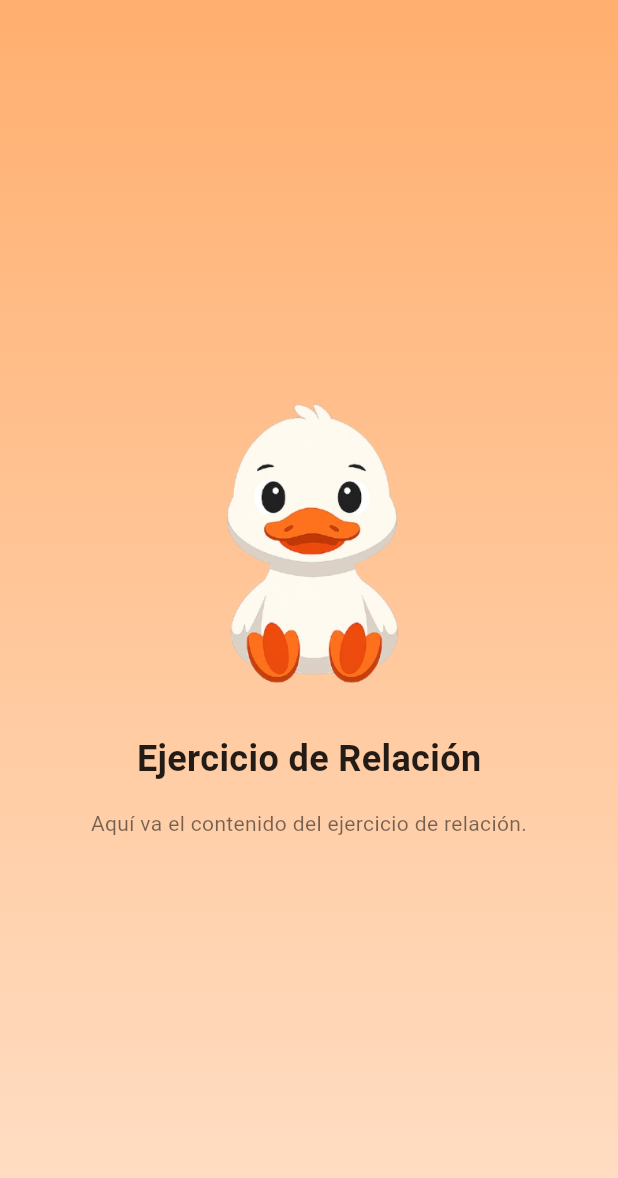
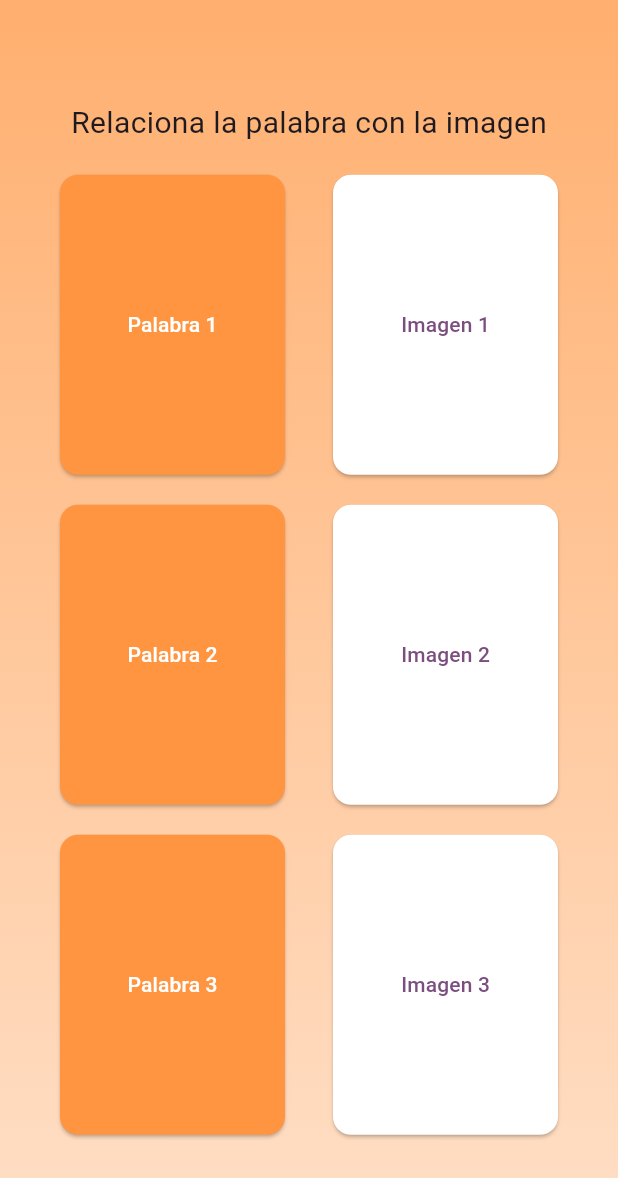
Before and after one commit to Mary291106/LexiFocus, a Flutter app: the ejerciciorelacion screen opened directly, on a phone screen of 412 x 824 dp. Shown: the top 1178 px of the screen. Run offline on Flutter 3.47's test engine with Material 3 defaults, Android fonts, the phone set to English and light mode, and no system bars; our stand-ins replace cloud_firestore, firebase_auth, firebase_core, flutter_inset_box_shadow; accounts and stored records are empty; Roboto replaces fonts that are missing (OpenDyslexic).

Commit message:
rimas y relacion interfaz

```diff
--- a/lib/Componentes/relacion.dart
+++ b/lib/Componentes/relacion.dart
@@ -1,5 +1,6 @@
 import 'package:flutter/material.dart';
 import 'package:mi_app/app_styles.dart';
+
 
 class pageRelacion extends StatelessWidget {
   const pageRelacion({super.key});
@@ -18,6 +19,7 @@ class pageRelacion extends StatelessWidget {
 }
 
 class ejerciciorelacion extends StatelessWidget {
+  //final Api api= Api();
   const ejerciciorelacion({super.key});
 
   @override
@@ -38,18 +40,104 @@ class ejerciciorelacion extends StatelessWidget {
               vertical: 16.0,
             ),
             child: Column(
-              mainAxisAlignment: MainAxisAlignment.center,
-              children: [
-                Image.asset("assets/mascotaO.png", height: 200),
-                const SizedBox(height: 24.0),
-                Text('Ejercicio de Relación', style: AppStyles.subtitulo),
-                const SizedBox(height: 16.0),
-                Text(
-                  'Aquí va el contenido del ejercicio de relación.',
-                  style: AppStyles.textoGeneral,
-                  textAlign: TextAlign.center,
+              mainAxisAlignment: MainAxisAlignment.spaceEvenly,
+              children:[
+                const Text('Relaciona la palabra con la imagen',
+                style: TextStyle(fontSize: 20),
                 ),
-              ],
+                const SizedBox(height: 20),
+                Row(
+                  mainAxisAlignment: MainAxisAlignment.spaceAround,
+                  crossAxisAlignment: CrossAxisAlignment.center,
+                  children: [
+                    ElevatedButton(
+                      onPressed: () {},
+                      style: ElevatedButton.styleFrom(
+                        backgroundColor: const Color(0xFFFF9541),
+                        foregroundColor: const Color(0xFFFFFFFF),
+                        minimumSize: const Size(150, 200),  // ancho y alto mínimo
+                        padding: const EdgeInsets.all(16), // espacio interno
+                        shape: RoundedRectangleBorder(     // bordes redondeados
+                          borderRadius: BorderRadius.circular(12),
+                        ),
+                      ),
+                      child: const Text('Palabra 1')
+                    ),
+                    ElevatedButton(
+                      onPressed: () {},
+                      style: ElevatedButton.styleFrom(
+                        backgroundColor: const Color(0xFFFFFFFF),
+                        minimumSize: const Size(150, 200),
+                        padding: const EdgeInsets.all(16),
+                        shape: RoundedRectangleBorder(
+                          borderRadius: BorderRadius.circular(12),
+                        ),
+                      ),
+                      child: const Text('Imagen 1')
+                    ),
+                  ],
+                ),
+                const SizedBox(height: 20), //eespacio entre filas
+                Row(
+                  mainAxisAlignment: MainAxisAlignment.spaceAround,
+                  crossAxisAlignment: CrossAxisAlignment.center,
+                  children: [
+                    ElevatedButton(
+                      onPressed: () {},
+                      style: ElevatedButton.styleFrom(
+                        backgroundColor: const Color(0xFFFF9541),
+                        foregroundColor: const Color(0xFFFFFFFF),
+                        minimumSize: const Size(150, 200),
+                        padding: const EdgeInsets.all(16),
+                        shape: RoundedRectangleBorder(
+                          borderRadius: BorderRadius.circular(12),
+                        ),
+                      ),
+                      child: const Text('Palabra 2')),
+                    ElevatedButton(
+                      onPressed: () {},
+                      style: ElevatedButton.styleFrom(
+                        backgroundColor: const Color(0xFFFFFFFF),
+                        minimumSize: const Size(150, 200),
+                        padding: const EdgeInsets.all(16),
+                        shape: RoundedRectangleBorder(
+                          borderRadius: BorderRadius.circular(12),
+                        ),
+                      ),
+                      child: const Text('Imagen 2')),
+                  ],
+                ),
+                const SizedBox(height: 20),
+                Row(
+                  mainAxisAlignment: MainAxisAlignment.spaceAround,
+                  crossAxisAlignment: CrossAxisAlignment.center,
+                  children: [
+                    ElevatedButton(
+                      onPressed: () {},
+                      style: ElevatedButton.styleFrom(
+                        backgroundColor: const Color(0xFFFF9541),
+                        foregroundColor: const Color(0xFFFFFFFF),
+                        minimumSize: const Size(150, 200),
+                        padding: const EdgeInsets.all(16),
+                        shape: RoundedRectangleBorder(
+                          borderRadius: BorderRadius.circular(12),
+                        ),
+                      ),
+                      child: const Text('Palabra 3')),
+                    ElevatedButton(
+                      onPressed: () {},
+                      style: ElevatedButton.styleFrom(
+                        backgroundColor: const Color(0xFFFFFFFF),
+                        minimumSize: const Size(150, 200),
+                        padding: const EdgeInsets.all(16),
+                        shape: RoundedRectangleBorder(
+                          borderRadius: BorderRadius.circular(12),
+                        ),
+                      ),
+                      child: const Text('Imagen 3')),
+                  ],
+                )
+              ]
             ),
           ),
         ),
--- a/pubspec.yaml
+++ b/pubspec.yaml
@@ -35,10 +35,12 @@ dependencies:
   # The following adds the Cupertino Icons font to your application.
   # Use with the CupertinoIcons class for iOS style icons.
   cupertino_icons: ^1.0.8
+  #Dependencias de firebase
   firebase_core: ^4.11.0
   cloud_firestore: ^6.6.0
   firebase_auth: ^6.5.4
   flutter_inset_box_shadow: ^1.0.8
+  #Dependencias de http
 
 
 dev_dependencies:
```
Also changed, not shown: lib/Componentes/api.dart (added, +15 -0 lines), lib/Componentes/home.dart (+9 -1 lines), lib/Componentes/rimas.dart (added, +80 -0 lines), 1 other file.
